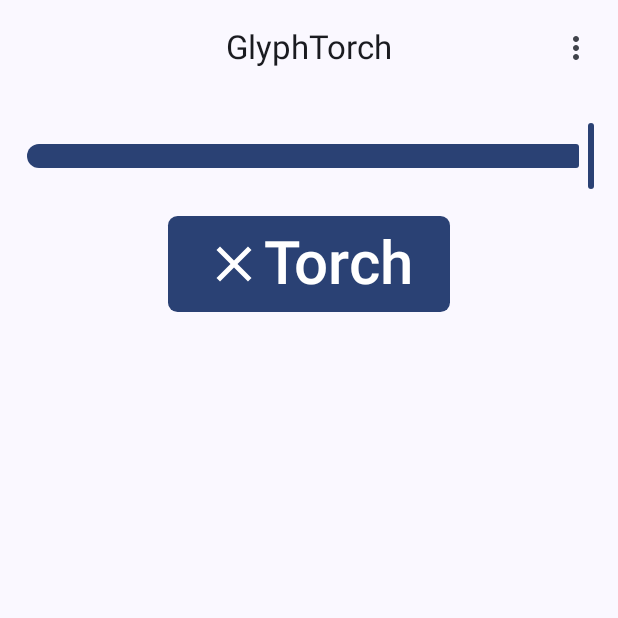
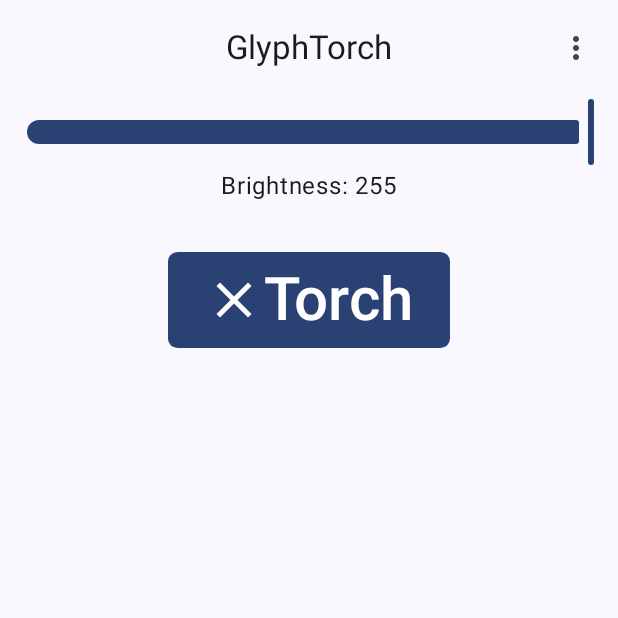
Before and after one commit to HE7086/GlyphTorch, an Android app built with Jetpack Compose: the screen it shows after launch (MainActivity), on a phone screen of 412 x 824 dp, the top half of it. Run offline under Robolectric (Android 15) with nearby library versions, the phone set to English and light mode, and no system bars; libraries missing offline, so code that uses them is left out: com.topjohnwu.superuser; 4 statements that could not run were skipped.

Commit message:
add brightness label

```diff
--- a/app/src/main/java/com/heyi7086/glyphtorch/MainActivity.kt
+++ b/app/src/main/java/com/heyi7086/glyphtorch/MainActivity.kt
@@ -128,9 +128,10 @@ class MainActivity : ComponentActivity() {
                     modifier = Modifier
                         .fillMaxSize()
                         .padding(it),
-                    horizontalAlignment = Alignment.CenterHorizontally
+                    horizontalAlignment = Alignment.CenterHorizontally,
+                    verticalArrangement = Arrangement.spacedBy(32.dp)
                 ) {
-                    BrightnessSlider(Modifier.padding(16.dp))
+                    BrightnessSlider(Modifier.padding(horizontal = 16.dp))
                     ActivateButton()
                 }
             }
@@ -142,6 +143,9 @@ class MainActivity : ComponentActivity() {
         var sliderValue by remember {
             mutableStateOf(brightness)
         }
+        Column (
+            horizontalAlignment = Alignment.CenterHorizontally,
+        ) {
             Slider(
                 value = sliderValue,
                 valueRange = 0f..255f,
@@ -157,6 +161,8 @@ class MainActivity : ComponentActivity() {
                 },
                 modifier = modifier
             )
+            Text("Brightness: ${brightness.toInt()}")
+        }
     }
 
     @Composable
```
Lines whose indentation alone changed are shown as unchanged.
